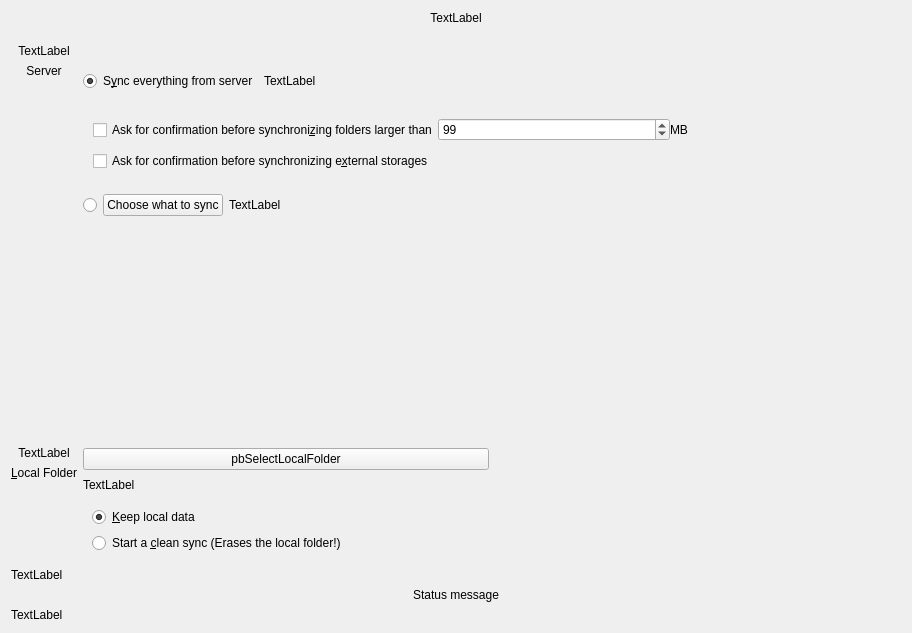
Before: the Qt Designer form src/gui/wizard/owncloudadvancedsetuppage.ui in nextcloud/desktop, drawn with Qt 5.
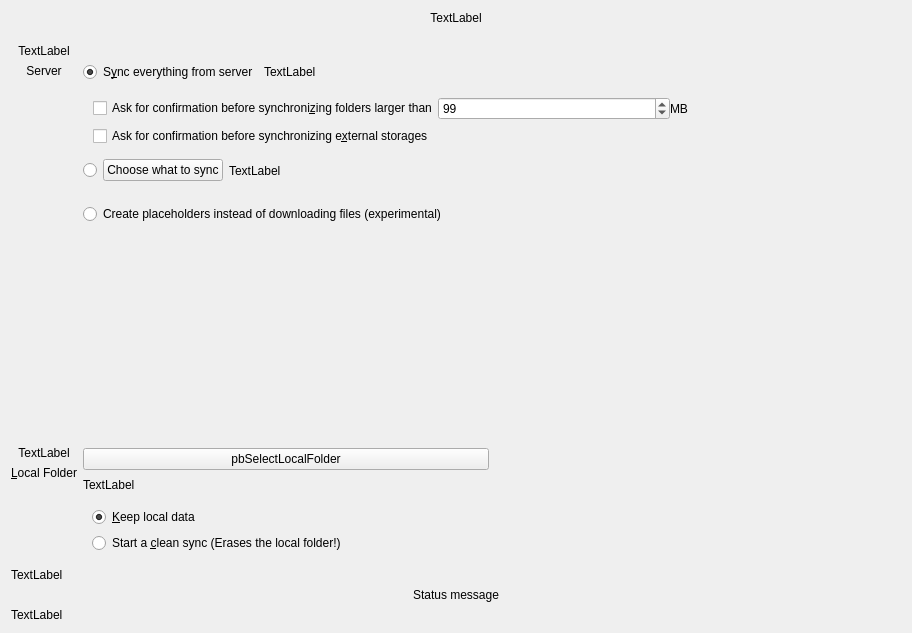
After: the same form once the commit is applied.

Commit message:
Wizards: Add placeholder option and warning to account wizard
Also add the warning dialog to the option in the folder wizard.

What changed in the file:
```diff
--- a/src/gui/wizard/owncloudadvancedsetuppage.ui
+++ b/src/gui/wizard/owncloudadvancedsetuppage.ui
@@ -190,6 +190,9 @@
             <property name="text">
              <string/>
             </property>
+            <property name="checkable">
+             <bool>false</bool>
+            </property>
            </widget>
           </item>
           <item>
@@ -224,6 +227,39 @@
           </item>
          </layout>
         </item>
+        <item>
+         <layout class="QHBoxLayout" name="horizontalLayout_4">
+          <item>
+           <widget class="QRadioButton" name="rPlaceholderSync">
+            <property name="sizePolicy">
+             <sizepolicy hsizetype="Minimum" vsizetype="Minimum">
+              <horstretch>0</horstretch>
+              <verstretch>0</verstretch>
+             </sizepolicy>
+            </property>
+            <property name="text">
+             <string>Create placeholders instead of downloading files (experimental)</string>
+            </property>
+            <property name="checkable">
+             <bool>false</bool>
+            </property>
+           </widget>
+          </item>
+          <item>
+           <spacer name="horizontalSpacer_5">
+            <property name="orientation">
+             <enum>Qt::Horizontal</enum>
+            </property>
+            <property name="sizeHint" stdset="0">
+             <size>
+              <width>40</width>
+              <height>20</height>
+             </size>
+            </property>
+           </spacer>
+          </item>
+         </layout>
+        </item>
        </layout>
       </widget>
      </item>
```
The commit also changes 7 other files.
